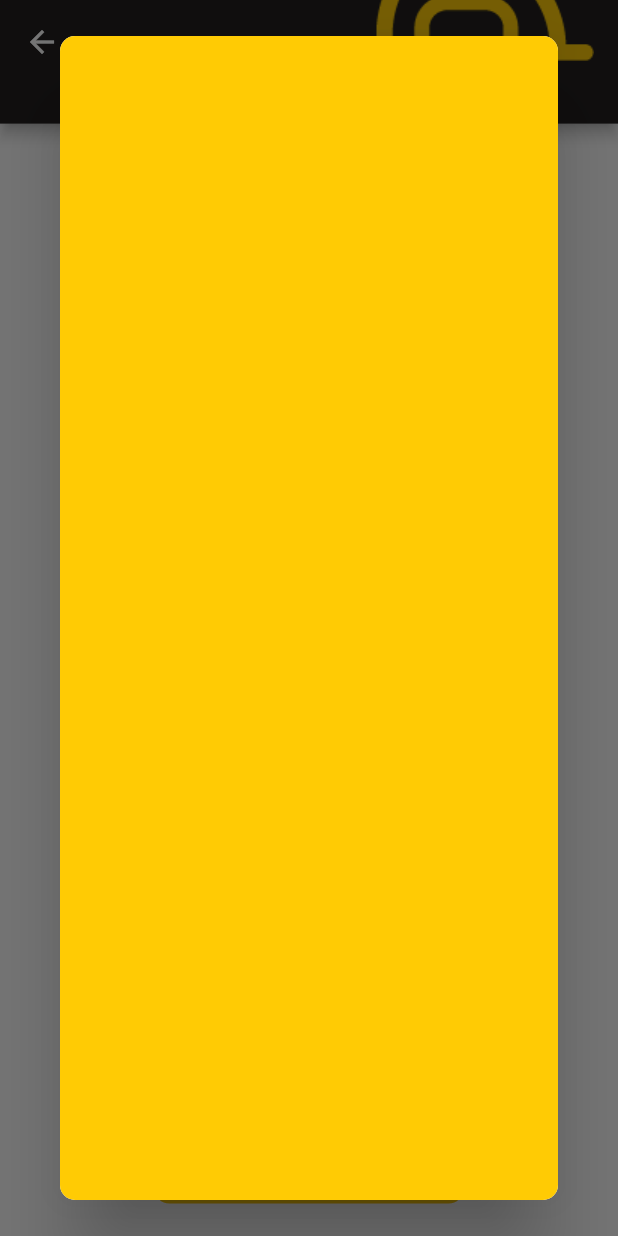
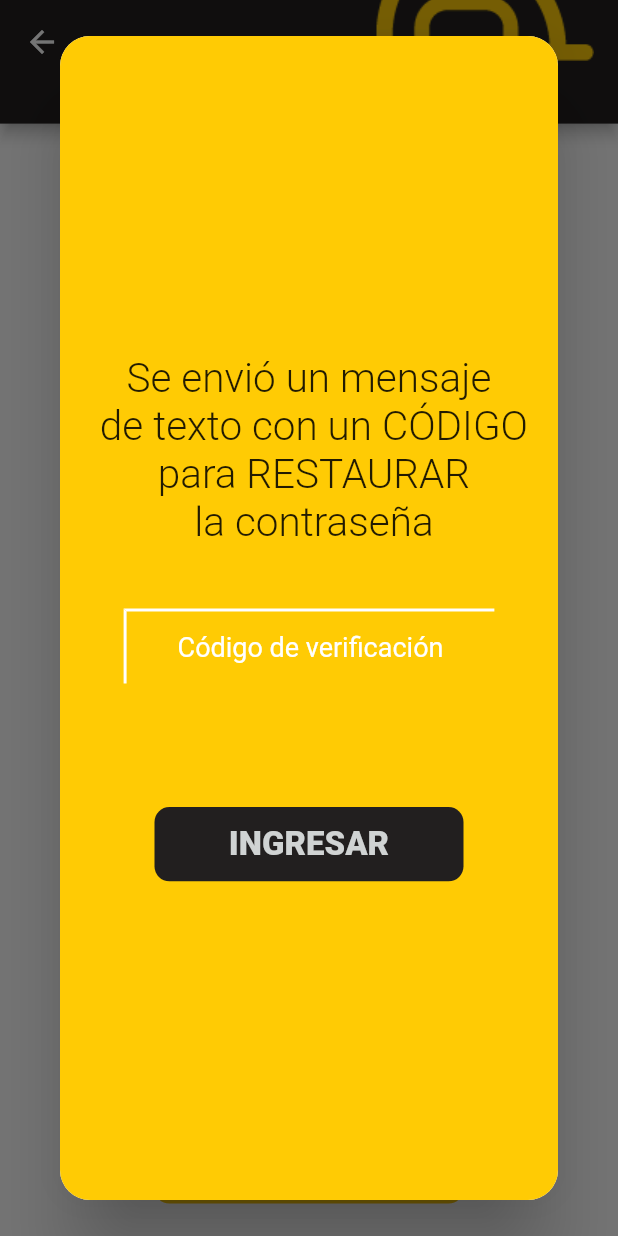
Before and after one commit to jsensunchop/Laborapp2, a Flutter app: the screen it shows after launch, after a tap on "CONSTRASEÑA", on a phone screen of 412 x 824 dp. Run offline on Flutter 3.47's test engine with Material 2 defaults, Android fonts, the phone set to English and light mode, and no system bars; drawn by our look-alikes of auto_size_text; our stand-ins replace firebase_storage, flutter_rating_bar, flutter_screenutil, fluttertoast, image_cropper, image_picker; accounts and stored records are empty.

Commit message:
MissingPasswordPopUp

```diff
--- a/LaborappTrabajador-master/lib/popUps/MissingPaswordPopUp.dart
+++ b/LaborappTrabajador-master/lib/popUps/MissingPaswordPopUp.dart
@@ -1,21 +1,74 @@
 import 'package:flutter/material.dart';
 import 'package:auto_size_text/auto_size_text.dart';
 import 'package:laborapp_trabajador/Common/ColorPalette.dart';
+import 'package:laborapp_trabajador/Common/LaborappButtons.dart';
+import 'package:laborapp_trabajador/Util/UtilMethods.dart';
 
 class MissingPaswordPopUp extends StatelessWidget {
-  double commonRadius = 10.0;
+  String _verificationCode;
+  double _commonRadius = 20.0;
+
+  sendVerifyCode() {
+    print(_verificationCode);
+    print("Aqui se hace una peticion http");
+  }
 
   @override
   Widget build(BuildContext context) {
     return Dialog(
       shape: RoundedRectangleBorder(
-          borderRadius: BorderRadius.circular(commonRadius)),
+          borderRadius: BorderRadius.circular(_commonRadius)),
       child: Container(
-        padding: EdgeInsets.all(commonRadius),
+        padding: EdgeInsets.all(_commonRadius),
         decoration: BoxDecoration(
-          color: Color(ColorPalette.yellowApp),
-          shape: BoxShape.rectangle,
-          borderRadius: BorderRadius.circular(commonRadius)
+            color: Color(ColorPalette.yellowApp),
+            shape: BoxShape.rectangle,
+            borderRadius: BorderRadius.circular(_commonRadius)),
+        child: Column(
+          mainAxisAlignment: MainAxisAlignment.center,
+          crossAxisAlignment: CrossAxisAlignment.center,
+          children: <Widget>[
+            AutoSizeText(
+              'Se envió un mensaje \n de texto con un CÓDIGO \n para RESTAURAR \n la contraseña',
+              style: TextStyle(fontSize: 28.0, fontWeight: FontWeight.w300),
+              maxLines: 4,
+              textAlign: TextAlign.center,
+            ),
+            SizedBox(height: getHeightWithoutSafeArea(context) * 0.05),
+            Container(
+              decoration: BoxDecoration(
+                border: Border(
+                  left: BorderSide(
+                    color: Colors.white,
+                    width: 2.0,
+                  ),
+                  top: BorderSide(
+                    color: Colors.white,
+                    width: 2.0,
+                  ),
+                ),
+              ),
+              width: getFullScreenWidth(context) * 0.6,
+              child: TextField(
+                textAlign: TextAlign.center,
+                autocorrect: false,
+                style: TextStyle(color: Colors.white),
+                decoration: InputDecoration(
+                    hintText: "Código de verificación",
+                    hintStyle: TextStyle(color: Colors.white, fontSize: 18.0),
+                    border: InputBorder.none),
+                onChanged: (String text) {
+                  _verificationCode = text;
+                },
+              ),
+            ),
+            SizedBox(height: getHeightWithoutSafeArea(context) * 0.1),
+            LaboraapButtons().NormalButton(
+                inText: "Ingresar",
+                colorCode: ColorPalette.strongGeryApp,
+                context: context,
+                buttonFunction: () => sendVerifyCode())
+          ],
         ),
       ),
     );
```
